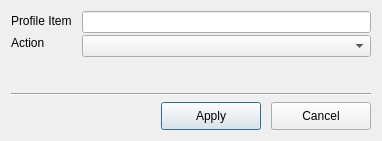
Before: the Qt Designer form T3kCfgFE/QEditActionEnableDialog.ui in habilience/habilience-t3ksensor-tools, drawn with Qt 5.
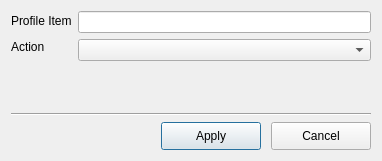
After: the same form once the commit is applied.

Diff of the .ui file:
```diff
--- a/T3kCfgFE/QEditActionEnableDialog.ui
+++ b/T3kCfgFE/QEditActionEnableDialog.ui
@@ -10,7 +10,7 @@
     <x>0</x>
     <y>0</y>
     <width>382</width>
-    <height>141</height>
+    <height>161</height>
    </rect>
   </property>
   <property name="windowTitle">
@@ -19,14 +19,8 @@
   <layout class="QVBoxLayout" name="layoutBody">
    <item>
     <layout class="QHBoxLayout" name="layoutEditActionBox">
-     <property name="spacing">
-      <number>10</number>
-     </property>
      <item>
       <layout class="QVBoxLayout" name="layoutLabelBox">
-       <property name="spacing">
-        <number>2</number>
-       </property>
        <item>
         <widget class="QLabel" name="lblProfileItem">
          <property name="minimumSize">
@@ -70,9 +64,6 @@
      </item>
      <item>
       <layout class="QVBoxLayout" name="layoutEditBox">
-       <property name="spacing">
-        <number>2</number>
-       </property>
        <item>
         <widget class="QLineEdit" name="lineEdtProfileItem">
          <property name="focusPolicy">
```
